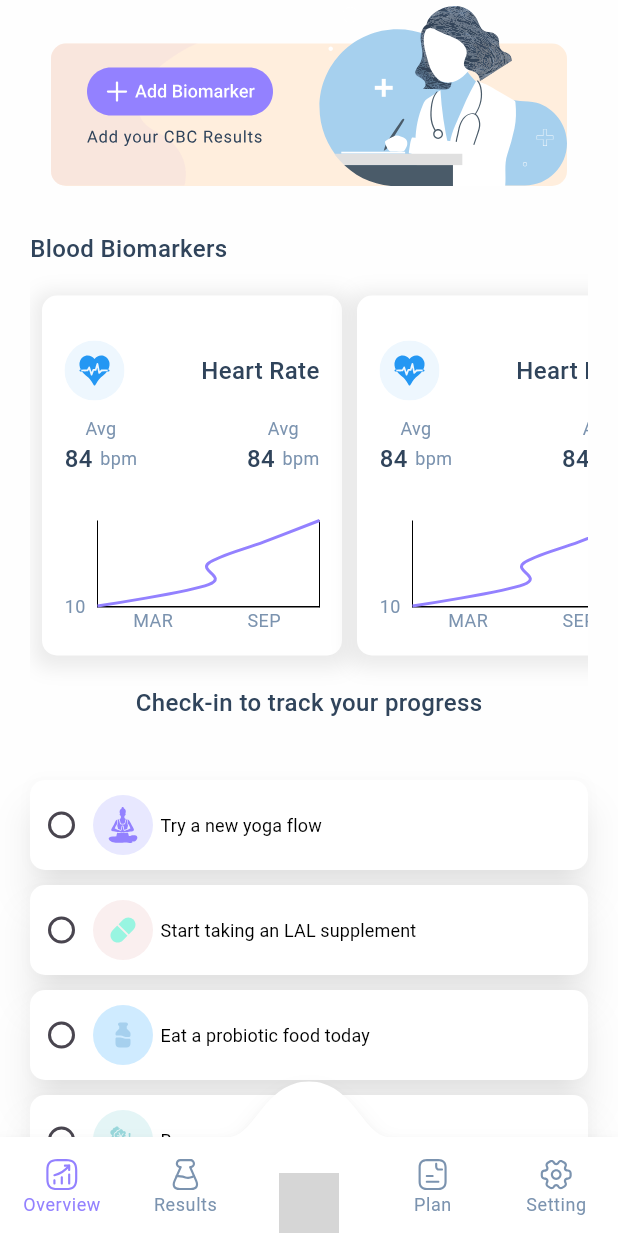
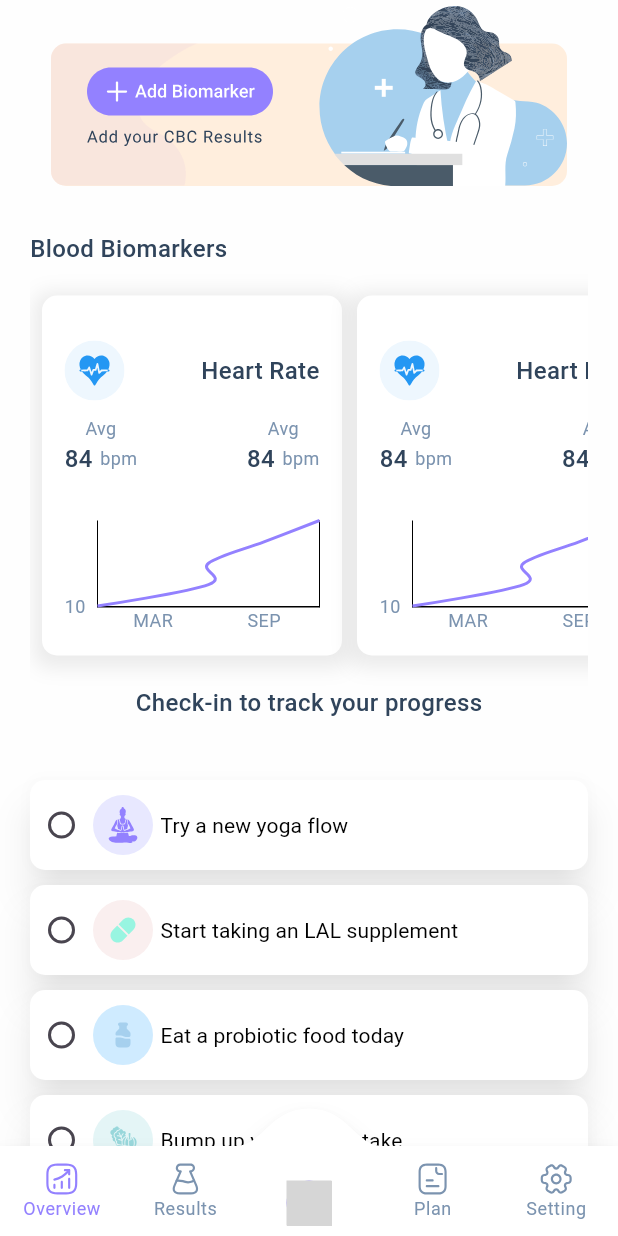
Before and after one commit to SellGURU/copilot-mobileApp, a Flutter app: the screen it shows after launch, scrolled down 576 dp, on a phone screen of 412 x 824 dp. Run offline on Flutter 3.47's test engine with Material 3 defaults, Android fonts, the phone set to English and light mode, and no system bars; drawn by our look-alikes of convex_bottom_bar, fl_chart; our stand-ins replace flutter_bloc, flutter_svg, google_fonts, syncfusion_flutter_gauges; missing offline and left inert: dart:ffi; grey boxes are pictures that could not be loaded.

Commit message:
UPDATE:fixed curve size in different screen

```diff
--- a/lib/components/text_style.dart
+++ b/lib/components/text_style.dart
@@ -11,7 +11,7 @@ class AppTextStyles {
   static TextStyle title1 =GoogleFonts.roboto( textStyle:TextStyle(fontSize: 16, color: AppColors.text,fontWeight: FontWeight.w500));
   static TextStyle whiteTitle1 = GoogleFonts.roboto( textStyle:TextStyle(fontSize: 16, color: Colors.white, fontWeight: FontWeight.w500));
   static TextStyle titleSmale = GoogleFonts.roboto( textStyle:TextStyle(fontSize: 10, color: Colors.black, fontWeight: FontWeight.w500));
-  static TextStyle titleMedium = GoogleFonts.roboto( textStyle:TextStyle(fontSize: 12, color: Colors.black, fontWeight: FontWeight.w400));
+  static TextStyle titleMedium = GoogleFonts.roboto( textStyle:TextStyle(fontSize: 14, color: Colors.black, fontWeight: FontWeight.w400));
   static TextStyle title2 =GoogleFonts.roboto( textStyle:TextStyle(fontSize: 14, color: AppColors.text),fontWeight: FontWeight.w500);
   static TextStyle hint = GoogleFonts.roboto( textStyle:TextStyle(fontSize: 12, color: AppColors.textLite));
   static TextStyle hintSmale = GoogleFonts.roboto( textStyle:TextStyle(fontSize: 10, color: AppColors.textLite));
--- a/lib/screens/home/home.dart
+++ b/lib/screens/home/home.dart
@@ -17,7 +17,7 @@ class HomeScreen extends StatelessWidget {
         backgroundColor: AppColors.bgScreen,
         body: SingleChildScrollView(
           child: Padding(
-            padding: EdgeInsets.all(20),
+            padding: const EdgeInsets.all(20),
             child: Column(
               children: [
                 Row(
--- /dev/null
+++ b/lib/screens/result/result.dart
@@ -0,0 +1,10 @@
+import 'package:flutter/cupertino.dart';
+
+class ResultScreen extends StatelessWidget {
+  const ResultScreen({super.key});
+
+  @override
+  Widget build(BuildContext context) {
+    return const Placeholder();
+  }
+}
--- a/lib/widgets/bottomNavigationBar.dart
+++ b/lib/widgets/bottomNavigationBar.dart
@@ -35,18 +35,18 @@ class _BottomNavigationBarCustomState extends State<BottomNavigationBarCustom> {
         }),
         disableDefaultTabController: true,
         elevation: 5,
-        height: (size.height * .08),
+        height: 60,
         style: TabStyle.fixed,
         backgroundColor: AppColors.mainBg,
         color: AppColors.textLite,
         activeColor: AppColors.iconPurpleDark,
-        top: ((size.height*.045)*-1),
-        curveSize: 80,
+        // top: ((size.width*.06)*-1),
+        curveSize: 70,
         items: [
           TabItem(
             title: "Overview",
             icon: SizedBox(
-              height: (size.height),
+              height: (size.width),
               // decoration: BoxDecoration(color: AppColors.iconPurpleDark,borderRadius:BorderRadius.circular(99) ),
               child: SvgPicture.asset("assets/overviewIcon.svg",
                   width: 5,
@@ -72,6 +72,7 @@ class _BottomNavigationBarCustomState extends State<BottomNavigationBarCustom> {
           TabItem(
             title: "",
             icon: Container(
+              margin: EdgeInsets.all(5),
               height: (size.height),
               decoration: BoxDecoration(
                   color: AppColors.iconPurpleDark,
```
